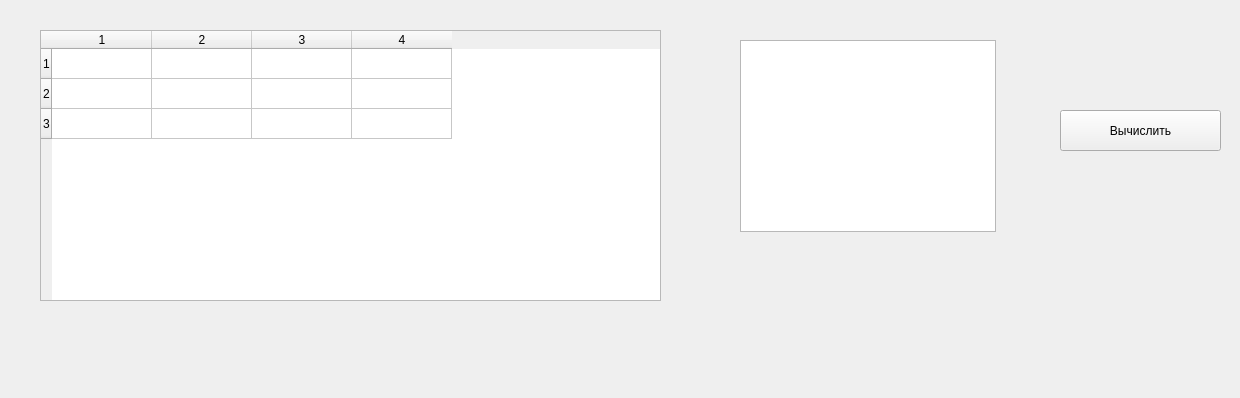
The window that mainwindow.ui (Repoman4uk/TeotiyaRspisaniyWithout2ndAlgoritm) describes before a commit, drawn with Qt 5.
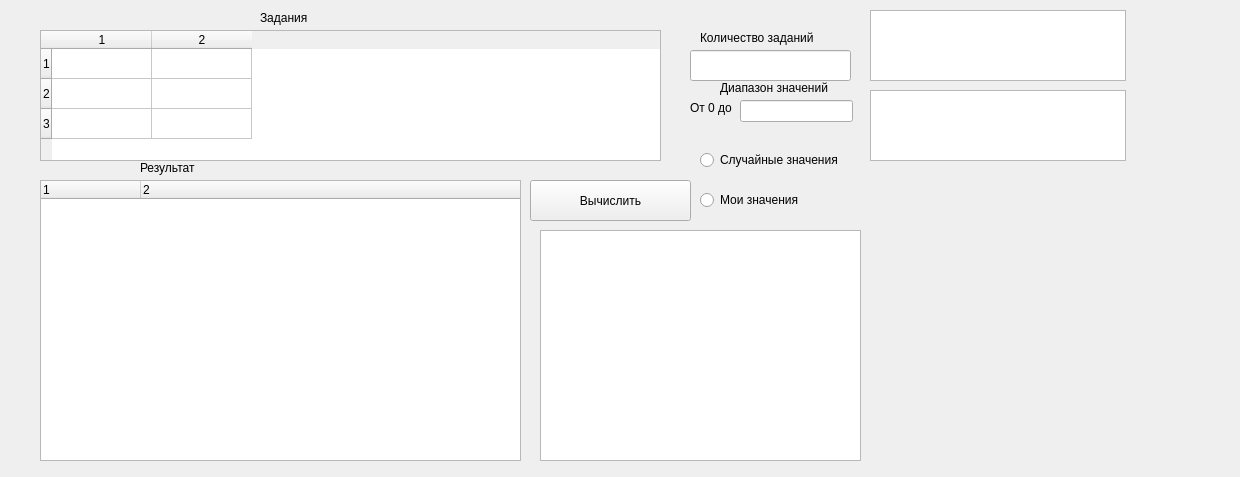
The same window after the commit.

The edit to the form file:
```diff
--- a/mainwindow.ui
+++ b/mainwindow.ui
@@ -7,7 +7,7 @@
     <x>0</x>
     <y>0</y>
     <width>1240</width>
-    <height>398</height>
+    <height>477</height>
    </rect>
   </property>
   <property name="windowTitle">
@@ -20,38 +20,36 @@
       <x>40</x>
       <y>30</y>
       <width>621</width>
-      <height>271</height>
+      <height>131</height>
      </rect>
     </property>
     <property name="rowCount">
      <number>3</number>
     </property>
     <property name="columnCount">
-     <number>4</number>
+     <number>2</number>
     </property>
     <row/>
     <row/>
     <row/>
     <column/>
     <column/>
-    <column/>
-    <column/>
    </widget>
    <widget class="QTextBrowser" name="textBrowser">
     <property name="geometry">
      <rect>
-      <x>740</x>
-      <y>40</y>
+      <x>870</x>
+      <y>10</y>
       <width>256</width>
-      <height>192</height>
+      <height>71</height>
      </rect>
     </property>
    </widget>
    <widget class="QPushButton" name="CalculateButton">
     <property name="geometry">
      <rect>
-      <x>1060</x>
-      <y>110</y>
+      <x>530</x>
+      <y>180</y>
       <width>161</width>
       <height>41</height>
      </rect>
@@ -60,6 +58,182 @@
      <string>Вычислить</string>
     </property>
    </widget>
+   <widget class="QTreeWidget" name="tree">
+    <property name="geometry">
+     <rect>
+      <x>40</x>
+      <y>180</y>
+      <width>481</width>
+      <height>281</height>
+     </rect>
+    </property>
+    <property name="autoExpandDelay">
+     <number>0</number>
+    </property>
+    <property name="allColumnsShowFocus">
+     <bool>true</bool>
+    </property>
+    <property name="columnCount">
+     <number>2</number>
+    </property>
+    <column>
+     <property name="text">
+      <string notr="true">1</string>
+     </property>
+    </column>
+    <column>
+     <property name="text">
+      <string notr="true">2</string>
+     </property>
+    </column>
+   </widget>
+   <widget class="QLineEdit" name="taskCount">
+    <property name="geometry">
+     <rect>
+      <x>690</x>
+      <y>50</y>
+      <width>161</width>
+      <height>31</height>
+     </rect>
+    </property>
+   </widget>
+   <widget class="QLabel" name="label">
+    <property name="geometry">
+     <rect>
+      <x>260</x>
+      <y>10</y>
+      <width>53</width>
+      <height>16</height>
+     </rect>
+    </property>
+    <property name="text">
+     <string>Задания</string>
+    </property>
+   </widget>
+   <widget class="QLabel" name="label_2">
+    <property name="geometry">
+     <rect>
+      <x>700</x>
+      <y>30</y>
+      <width>131</width>
+      <height>16</height>
+     </rect>
+    </property>
+    <property name="text">
+     <string>Количество заданий</string>
+    </property>
+   </widget>
+   <widget class="QLabel" name="label_3">
+    <property name="geometry">
+     <rect>
+      <x>140</x>
+      <y>160</y>
+      <width>61</width>
+      <height>16</height>
+     </rect>
+    </property>
+    <property name="text">
+     <string>Результат</string>
+    </property>
+   </widget>
+   <widget class="QRadioButton" name="radioButton_gen">
+    <property name="geometry">
+     <rect>
+      <x>700</x>
+      <y>150</y>
+      <width>151</width>
+      <height>20</height>
+     </rect>
+    </property>
+    <property name="text">
+     <string>Случайные значения</string>
+    </property>
+   </widget>
+   <widget class="QRadioButton" name="radioButton_2_our">
+    <property name="geometry">
+     <rect>
+      <x>700</x>
+      <y>190</y>
+      <width>121</width>
+      <height>20</height>
+     </rect>
+    </property>
+    <property name="text">
+     <string>Мои значения</string>
+    </property>
+   </widget>
+   <widget class="QLabel" name="label_time">
+    <property name="geometry">
+     <rect>
+      <x>880</x>
+      <y>200</y>
+      <width>231</width>
+      <height>71</height>
+     </rect>
+    </property>
+    <property name="text">
+     <string/>
+    </property>
+    <property name="alignment">
+     <set>Qt::AlignCenter</set>
+    </property>
+   </widget>
+   <widget class="QLineEdit" name="lineEditDiapazon">
+    <property name="geometry">
+     <rect>
+      <x>740</x>
+      <y>100</y>
+      <width>113</width>
+      <height>22</height>
+     </rect>
+    </property>
+   </widget>
+   <widget class="QLabel" name="label_4">
+    <property name="geometry">
+     <rect>
+      <x>720</x>
+      <y>80</y>
+      <width>121</width>
+      <height>16</height>
+     </rect>
+    </property>
+    <property name="text">
+     <string>Диапазон значений</string>
+    </property>
+   </widget>
+   <widget class="QLabel" name="label_5">
+    <property name="geometry">
+     <rect>
+      <x>690</x>
+      <y>100</y>
+      <width>53</width>
+      <height>16</height>
+     </rect>
+    </property>
+    <property name="text">
+     <string>От 0 до</string>
+    </property>
+   </widget>
+   <widget class="QTextBrowser" name="textBrowser_2ndAlg">
+    <property name="geometry">
+     <rect>
+      <x>870</x>
+      <y>90</y>
+      <width>256</width>
+      <height>71</height>
+     </rect>
+    </property>
+   </widget>
+   <widget class="QTextBrowser" name="textBrowser_2ndAlgWork">
+    <property name="geometry">
+     <rect>
+      <x>540</x>
+      <y>230</y>
+      <width>321</width>
+      <height>231</height>
+     </rect>
+    </property>
+   </widget>
   </widget>
  </widget>
  <layoutdefault spacing="6" margin="11"/>
```
